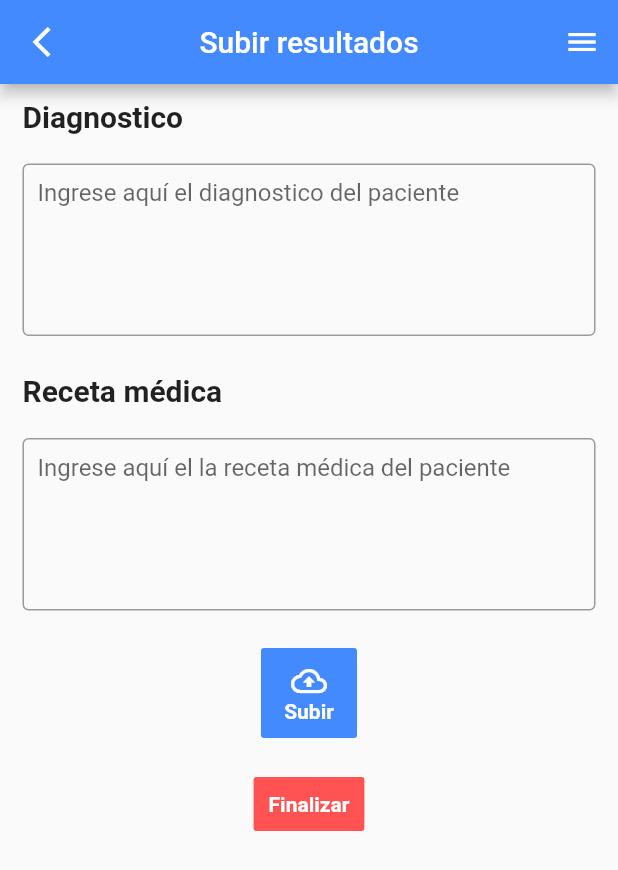
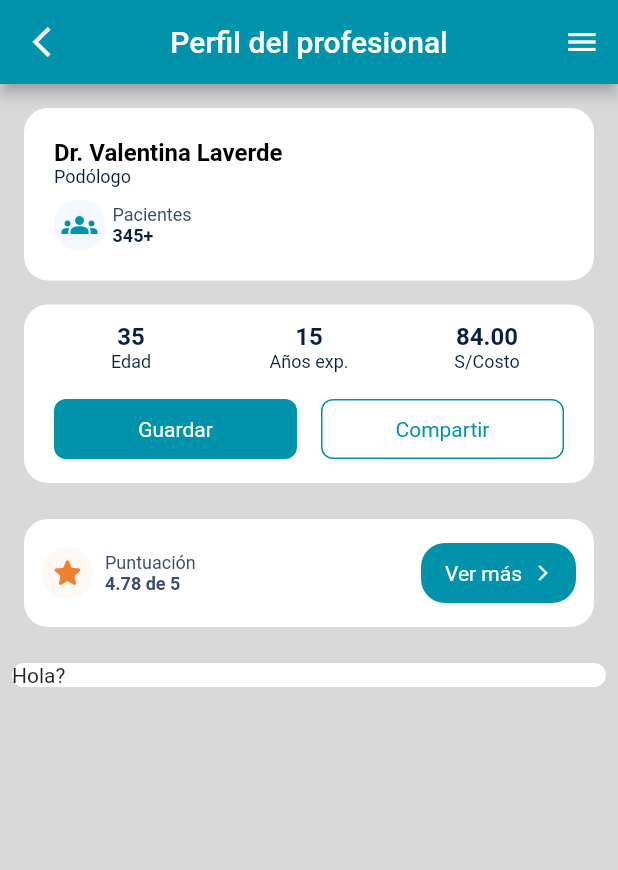
Before and after one commit to MIRAI-AppsMoviles-WS62-GRUPO-2/DocSeekerApp, a Flutter app: the screen it shows after launch, after a tap on the "arrow back ios" icon, on a phone screen of 412 x 824 dp. Shown: the top 870 px of the screen. Run offline on Flutter 3.47's test engine with Material 2 defaults, Android fonts, the phone set to English and light mode, and no system bars.

Commit message:
Add professional profile information and update sidebar

```diff
--- a/lib/main.dart
+++ b/lib/main.dart
@@ -1,3 +1,4 @@
+import 'package:doc_seeker_app/professional_profile.dart';
 import 'package:doc_seeker_app/results.dart';
 import 'package:flutter/material.dart';
 
@@ -17,7 +18,7 @@ class _MyAppState extends State<MyApp> {
   Widget build(BuildContext context) {
     return const MaterialApp(
       debugShowCheckedModeBanner: false,
-      home: Results(),
+      home: ProfessionalProfile(),
     );
   }
 }
--- /dev/null
+++ b/lib/professional_profile.dart
@@ -0,0 +1,287 @@
+import 'package:doc_seeker_app/sidebar.dart';
+import 'package:flutter/material.dart';
+
+class ProfessionalProfile extends StatefulWidget {
+  const ProfessionalProfile({super.key});
+
+  @override
+  State<ProfessionalProfile> createState() => _ProfessionalProfileState();
+}
+
+class _ProfessionalProfileState extends State<ProfessionalProfile> {
+  @override
+  Widget build(BuildContext context) {
+    return Scaffold(
+      endDrawer: const MyDrawer(),
+      appBar: AppBar(
+        title: const Text("Perfil del profesional", style: TextStyle(color: Colors.white),),
+        backgroundColor: const Color(0xff0093AB),
+        centerTitle: true,
+        actions: <Widget>[
+          Builder(
+              builder: (context) {
+                return IconButton(onPressed: (){ Scaffold.of(context).openEndDrawer();}, icon: const Icon(Icons.menu, color: Colors.white,));
+              }
+          )
+        ],
+        leading: IconButton(
+          onPressed: () {},
+          icon: const Icon(Icons.arrow_back_ios_sharp, color: Colors.white,),
+        ),
+      ),
+      backgroundColor: const Color(0xffd9d9d9),
+      body: Column(
+        children: [
+          // PRIMER CUADRO
+          Row(
+            children: [
+              Expanded(
+                child: Padding(
+                  padding: const EdgeInsets.only(left: 16.0, right: 16.0, top: 16.0, bottom: 8),
+                  child: Container(
+                    padding: const EdgeInsets.all(8),
+                    decoration: const BoxDecoration(
+                      borderRadius: BorderRadius.all(Radius.circular(16)),
+                      color: Colors.white
+                    ),
+                    child: Padding(
+                      padding: const EdgeInsets.all(12.0),
+                      child: Row(
+                        children: [
+                          Column(
+                            crossAxisAlignment: CrossAxisAlignment.start,
+                            children: [
+                              const Text("Dr. Valentina Laverde", style: TextStyle(color: Colors.black, fontWeight: FontWeight.bold, fontSize: 16)),
+                              const Text("Podólogo", style: TextStyle(color: Color(0xff091f44), fontWeight: FontWeight.w400, fontSize: 12)),
+                              Padding(
+                                padding: const EdgeInsets.only(top: 8.0),
+                                child: Row(
+                                  children: [
+                                    Container(
+                                      decoration: const BoxDecoration(
+                                        borderRadius: BorderRadius.all(Radius.circular(16)),
+                                        color: Color(0xfff4f9ff)
+                                      ),
+                                      padding: const EdgeInsets.all(5.0),
+                                      child: const Icon(Icons.groups, color: Color(0xff0093AB)),
+                                    ),
+                                    const Padding(
+                                      padding: EdgeInsets.only(left: 5.0),
+                                      child: Column(
+                                        crossAxisAlignment: CrossAxisAlignment.start,
+                                        children: [
+                                          Text("Pacientes", style: TextStyle(color: Color(0xff394d6d), fontSize: 12)),
+                                          Text("345+", style: TextStyle(color: Color(0xff091f44), fontWeight: FontWeight.bold, fontSize: 12))
+                                        ],
+                                      ),
+                                    )
+                                  ],
+                                ),
+                              )
+                            ],
+                          )
+                        ],
+                      ),
+                    ),
+                  ),
+                ),
+              ),
+            ],
+          ),
+          // SEGUNDO CUADRO
+          Row(
+            children: [
+                Expanded(
+                  child: Padding(
+                    padding: const EdgeInsets.symmetric(horizontal: 16.0, vertical: 8.0),
+                    child: Container(
+                      decoration: const BoxDecoration(
+                          color: Colors.white,
+                          borderRadius: BorderRadius.all(Radius.circular(16)),
+                      ),
+                      child: Padding(
+                        padding: const EdgeInsets.all(12.0),
+                        child: Column(
+                          crossAxisAlignment: CrossAxisAlignment.center,
+                          children: [
+                            Row(
+                              children: [
+                                Expanded(
+                                  child: Container(
+                                    alignment: Alignment.center,
+                                    child: const Column(
+                                      crossAxisAlignment: CrossAxisAlignment.center,
+                                      children: [
+                                        Text("35", style: TextStyle(color: Color(0xff091f44), fontSize: 16, fontWeight: FontWeight.bold)),
+                                        Text("Edad", style: TextStyle(color: Color(0xff091f44), fontSize: 12,fontWeight: FontWeight.w400))
+                                      ],
+                                    ),
+                                  )
+                                ),
+                                Expanded(
+                                  child: Container(
+                                    alignment: Alignment.center,
+                                    child: const Column(
+                                      crossAxisAlignment: CrossAxisAlignment.center,
+                                      children: [
+                                        Text("15", style: TextStyle(color: Color(0xff091f44), fontSize: 16, fontWeight: FontWeight.bold)),
+                                        Text("Años exp.", style: TextStyle(color: Color(0xff091f44), fontSize: 12, fontWeight: FontWeight.w400)),
+                                      ],
+                                    ),
+                                  ),
+                                ),
+                                Expanded(
+                                  child: Container(
+                                    alignment: Alignment.center,
+                                    child: const Column(
+                                      crossAxisAlignment: CrossAxisAlignment.center,
+                                      children: [
+                                        Text("84.00", style: TextStyle(color: Color(0xff091f44), fontSize: 16, fontWeight: FontWeight.bold)),
+                                        Text("S/Costo", style: TextStyle(color: Color(0xff091f44), fontSize: 12, fontWeight: FontWeight.w400))
+                                      ],
+                                    )
+                                  ),
+                                )
+                              ]
+                            ),
+                            Padding(
+                              padding: const EdgeInsets.only(top: 14.0),
+                              child: Row(
+                                children: [
+                                  Expanded(
+                                    child: Padding(
+                                      padding: const EdgeInsets.only(right: 8, left: 8),
+                                      child: FilledButton(
+                                          style: TextButton.styleFrom(
+                                            backgroundColor: const Color(0xff0093AB),
+                                            padding: const EdgeInsets.all(8),
+                                            shape: const RoundedRectangleBorder(
+                                              borderRadius: BorderRadius.all(Radius.circular(8))
+                                            )
+                                          ),
+                                          onPressed: (){},
+                                          child: const Text("Guardar", style: TextStyle(color: Colors.white, fontWeight: FontWeight.w400))),
+                                    ),
+                                  ),
+                                  Expanded(
+                                    child: Padding(
+                                      padding: const EdgeInsets.only(left: 8, right: 8),
+                                      child: FilledButton(
+                                          style: TextButton.styleFrom(
+                                              backgroundColor: Colors.white,
+                                              padding: const EdgeInsets.all(8),
+                                              shape: const RoundedRectangleBorder(
+                                                side: BorderSide(
+                                                  color: Color(0xff0093AB)
+                                                ),
+                                                  borderRadius: BorderRadius.all(Radius.circular(8))
+                                              )
+                                          ),
+                                          onPressed: (){},
+                                          child: const Text("Compartir", style: TextStyle(color: Color(0xff0093AB), fontWeight: FontWeight.w400))),
+                                    ),
+                                  ),
+                                ],
+                              ),
+                            )
+                          ],
+                        ),
+                      ),
+                    ),
+                  ),
+                ),
+              ],
+            ),
+          // TERCER CUADRO
+          Row(
+            children: [
+              Expanded(
+                child: Padding(
+                  padding: const EdgeInsets.all(16.0),
+                  child: Container(
+                    decoration: const BoxDecoration(
+                        borderRadius: BorderRadius.all(Radius.circular(16)),
+                        color: Colors.white
+                    ),
+                    child: Padding(
+                      padding: const EdgeInsets.all(12.0),
+                      child: Column(
+                        children:[
+                          Row(
+                            children:[
+                              Container(
+                                decoration: BoxDecoration(
+                                    borderRadius: const BorderRadius.all(Radius.circular(16)),
+                                    color: const Color(0xffEF802F).withOpacity(0.05),
+                                ),
+                                padding: const EdgeInsets.all(5.0),
+                                alignment: Alignment.centerLeft,
+                                child: const Icon(Icons.star_rounded, color: Color(0xffEF802F)),
+                              ),
+                              const Padding(
+                                padding: EdgeInsets.only(left: 8.0),
+                                child: Column(
+                                  crossAxisAlignment: CrossAxisAlignment.start,
+                                  children: [
+                                    Text("Puntuación", style: TextStyle(color: Color(0xff394d6d), fontWeight: FontWeight.w400, fontSize: 12)),
+                                    Text("4.78 de 5", style: TextStyle(color: Color(0xff394d6d), fontWeight: FontWeight.bold, fontSize: 12))
+                                  ]
+                                ),
+                              ),
+                              Expanded(
+                                child: Row(
+                                  mainAxisAlignment: MainAxisAlignment.end,
+                                  children: [
+                                    FilledButton(
+                                      style: TextButton.styleFrom(
+                                        backgroundColor: const Color(0xff0093AB),
+                                        shape: const RoundedRectangleBorder(
+                                          borderRadius: BorderRadius.all(Radius.circular(16))
+                                        ),
+                                        padding: const EdgeInsets.symmetric(horizontal: 16, vertical: 8)
+                                      ),
+                                      child: const Row(
+                                        children: [
+                                          Padding(
+                                            padding: EdgeInsets.only(right: 8.0),
+                                            child: Text("Ver más", style: TextStyle(color: Colors.white, fontWeight: FontWeight.w400)),
+                                          ),
+                                          Icon(Icons.arrow_forward_ios, color: Colors.white, size: 12,)
+                                        ],
+                                      ),
+                                      onPressed: (){}
+                                  ),
+                                  ]
+                                ),
+                              )
+                            ]
+                          )
+                        ]
+                      ),
+                    )
+                  ),
+                ),
+              ),
+            ],
+          ),
+          Row(
+            children: [
+              Expanded(
+                child: Padding(
+                  padding: const EdgeInsets.all(8.0),
+                  child: Container(
+                    decoration: const BoxDecoration(
+                        borderRadius: BorderRadius.all(Radius.circular(16)),
+                        color: Colors.white
+                    ),
+                    child: Text("Hola?"),
+                  ),
+                ),
+              ),
+            ],
+          )
+        ],
+      ),
+    );
+  }
+}
--- a/lib/results.dart
+++ b/lib/results.dart
@@ -14,7 +14,7 @@ class _ResultsState extends State<Results> {
   @override
   Widget build(BuildContext context) {
     final ButtonStyle flatButtonStyle = TextButton.styleFrom(
-      backgroundColor: Colors.blueAccent,
+      backgroundColor: const Color(0xff0093AB),
       padding: const EdgeInsets.all(10),
       shape: const RoundedRectangleBorder(
         borderRadius: BorderRadius.all(Radius.circular(2)),
@@ -25,7 +25,7 @@ class _ResultsState extends State<Results> {
       endDrawer: const MyDrawer(),
         appBar: AppBar(
           title: const Text("Subir resultados", style: TextStyle(color: Colors.white),),
-          backgroundColor: Colors.blueAccent,
+          backgroundColor: const Color(0xff0093AB),
           centerTitle: true,
           actions: <Widget>[
             Builder(
@@ -146,7 +146,7 @@ Future<void> _dialogBuilder(BuildContext context){
           actions:  [
             TextButton(
                 style: TextButton.styleFrom(
-                    backgroundColor: Colors.blueAccent,
+                    backgroundColor: const Color(0xff0093AB),
                     padding: const EdgeInsets.symmetric(horizontal: 10)
                 ),
                 onPressed: (){
@@ -181,7 +181,7 @@ Future<void> confirmation(BuildContext context){
             TextButton(
                 style: TextButton.styleFrom(
                     alignment: Alignment.center,
-                    backgroundColor: Colors.blueAccent,
+                    backgroundColor: const Color(0xff0093AB),
                     shape: const RoundedRectangleBorder(
                       borderRadius: BorderRadius.all(Radius.circular(1)),
                     ),
--- a/lib/sidebar.dart
+++ b/lib/sidebar.dart
@@ -11,53 +11,57 @@ class _MyDrawerState extends State<MyDrawer> {
   @override
   Widget build(BuildContext context) {
     return Drawer(
+      shape: const RoundedRectangleBorder(
+        borderRadius: BorderRadius.only(
+          topLeft: Radius.circular(16),
+          bottomLeft: Radius.circular(16)
+        )
+      ),
+      backgroundColor: const Color(0xff0093AB).withOpacity(0.6),
       child: ListView(
         children: const <Widget>[
           DrawerHeader(
-            decoration: BoxDecoration(
-              color: Colors.blueAccent
-            ),
-              child: Text("Perfil")
+              child: Text("Perfil", style: TextStyle(color: Colors.white))
           ),
           ListTile(
-            leading: Icon(Icons.lock),
-            title: Text("Seguridad y privacidad"),
+            leading: Icon(Icons.lock, color: Colors.white,),
+            title: Text("Seguridad y privacidad", style: TextStyle(color: Colors.white)),
           ),
           ListTile(
-            leading: Icon(Icons.gpp_good),
-            title: Text("Token digital"),
+            leading: Icon(Icons.gpp_good, color: Colors.white),
+            title: Text("Token digital", style: TextStyle(color: Colors.white)),
           ),
           ListTile(
-            leading: Icon(Icons.qr_code),
-            title: Text("Operar con QR"),
+            leading: Icon(Icons.qr_code, color: Colors.white),
+            title: Text("Operar con QR", style: TextStyle(color: Colors.white)),
           ),
           ListTile(
-            leading: Icon(Icons.lock),
-            title: Text("Seguridad y privacidad"),
+            leading: Icon(Icons.lock, color: Colors.white),
+            title: Text("Seguridad y privacidad", style: TextStyle(color: Colors.white)),
           ),
           ListTile(
-            leading: Icon(Icons.auto_stories),
-            title: Text("Experiencias"),
+            leading: Icon(Icons.auto_stories, color: Colors.white),
+            title: Text("Experiencias", style: TextStyle(color: Colors.white))
           ),
           ListTile(
-            leading: Icon(Icons.work),
-            title: Text("Operativas"),
+            leading: Icon(Icons.work, color: Colors.white),
+            title: Text("Operativas", style: TextStyle(color: Colors.white)),
           ),
           ListTile(
-            leading: Icon(Icons.settings),
-            title: Text("Configuración"),
+            leading: Icon(Icons.settings, color: Colors.white),
+            title: Text("Configuración", style: TextStyle(color: Colors.white)),
           ),
           ListTile(
-            leading: Icon(Icons.error),
-            title: Text("SOS Cliente"),
+            leading: Icon(Icons.error, color: Colors.white),
+            title: Text("SOS Cliente", style: TextStyle(color: Colors.white)),
           ),
           ListTile(
-            leading: Icon(Icons.refresh),
-            title: Text("Solicitar revisión"),
+            leading: Icon(Icons.refresh, color: Colors.white),
+            title: Text("Solicitar revisión", style: TextStyle(color: Colors.white)),
           ),
           ListTile(
-            leading: Icon(Icons.help),
-            title: Text("Acerca de DocSeeker"),
+            leading: Icon(Icons.help, color: Colors.white),
+            title: Text("Acerca de DocSeeker", style: TextStyle(color: Colors.white)),
           ),
         ],
       )
```
